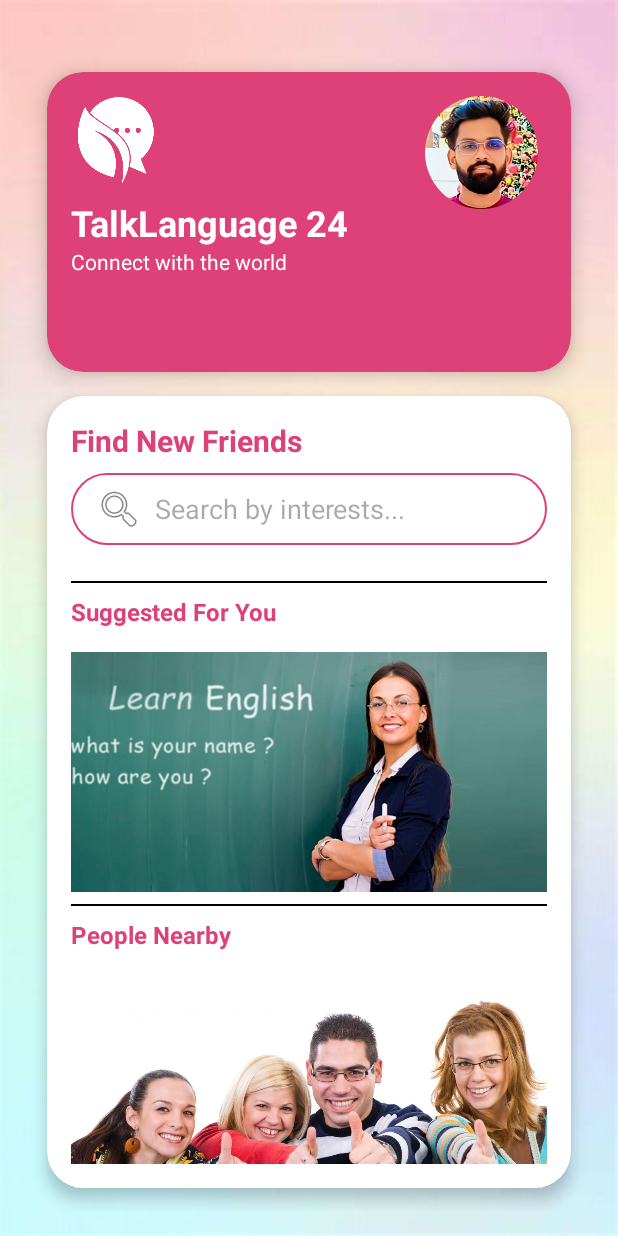
After one commit to pulindu-seniya-silva/Android-studio-UI-design---xml-Kotlin-, an Android app: the Find_friends screen opened directly, with no data from a screen before it, on a phone screen of 412 x 824 dp. The commit adds this screen. Run offline under Robolectric (Android 15) with nearby library versions, the phone set to English and light mode, and no system bars; Roboto replaces fonts that are not available here.

Commit message:
feat(UI) : find_friends ui design

```diff
--- a/app/src/main/AndroidManifest.xml
+++ b/app/src/main/AndroidManifest.xml
@@ -44,6 +44,8 @@
 
         <activity android:name=".Message" />
 
+        <activity android:name=".Find_friends" />
+
 
 
 
--- /dev/null
+++ b/app/src/main/java/com/example/madassignment2/Find_friends.kt
@@ -0,0 +1,13 @@
+package com.example.madassignment2
+
+import android.os.Bundle
+import androidx.appcompat.app.AppCompatActivity
+
+class Find_friends : AppCompatActivity() {
+
+    override fun onCreate(savedInstanceState: Bundle?) {
+        super.onCreate(savedInstanceState)
+        setContentView(R.layout.find_friends)
+
+    }
+}
--- a/app/src/main/java/com/example/madassignment2/Homepage.kt
+++ b/app/src/main/java/com/example/madassignment2/Homepage.kt
@@ -22,6 +22,30 @@ class Homepage : AppCompatActivity() {
             startActivity(intent)
             finish()
         }
+
+        val btnSpeakingPractice = findViewById<ImageView>(R.id.imageView9)
+        btnSpeakingPractice.setOnClickListener {
+            val intent = Intent(this, Speaking_practice::class.java)
+            startActivity(intent)
+        }
+
+        val btnBuyLessons = findViewById<ImageView>(R.id.imageView11)
+        btnBuyLessons.setOnClickListener {
+            val intent = Intent(this, Product::class.java)
+            startActivity(intent)
+        }
+
+        val btnMessage = findViewById<ImageView>(R.id.imageView10)
+        btnMessage.setOnClickListener {
+            val intent = Intent(this, Message::class.java)
+            startActivity(intent)
+        }
+
+        val btnFindFriends = findViewById<ImageView>(R.id.imageView12)
+        btnFindFriends.setOnClickListener {
+            val intent = Intent(this, Find_friends::class.java)
+            startActivity(intent)
+        }
     }
 
 }
--- a/app/src/main/java/com/example/madassignment2/Homepage_after_login.kt
+++ b/app/src/main/java/com/example/madassignment2/Homepage_after_login.kt
@@ -30,5 +30,10 @@ class Homepage_after_login : AppCompatActivity() {
             startActivity(intent)
         }
 
+        val btnFindFriends = findViewById<ImageView>(R.id.imageView12)
+        btnFindFriends.setOnClickListener {
+            val intent = Intent(this, Find_friends::class.java)
+            startActivity(intent)
+        }
     }
 }
--- a/app/src/main/res/layout/activity_on_boarding_screen2.xml
+++ b/app/src/main/res/layout/activity_on_boarding_screen2.xml
@@ -12,6 +12,7 @@
     android:paddingTop="1dp"
     android:paddingEnd="1dp"
     android:paddingRight="1dp"
+    tools:ignore="all"
     android:paddingBottom="1dp"
     tools:context=".onBoardingScreen2">
 
--- a/app/src/main/res/layout/activity_on_boarding_screen3.xml
+++ b/app/src/main/res/layout/activity_on_boarding_screen3.xml
@@ -12,6 +12,7 @@
     android:paddingTop="1dp"
     android:paddingEnd="1dp"
     android:paddingRight="1dp"
+    tools:ignore="all"
     android:paddingBottom="1dp"
     tools:context=".onBoardingScreen3">
 
--- a/app/src/main/res/layout/buy_lessons.xml
+++ b/app/src/main/res/layout/buy_lessons.xml
@@ -3,6 +3,7 @@
     xmlns:app="http://schemas.android.com/apk/res-auto"
     xmlns:tools="http://schemas.android.com/tools"
     android:layout_width="match_parent"
+    tools:ignore="all"
     android:layout_height="match_parent"
     android:fillViewport="true"
     android:background="@drawable/background">
--- /dev/null
+++ b/app/src/main/res/layout/find_friends.xml
@@ -0,0 +1,211 @@
+<?xml version="1.0" encoding="utf-8"?>
+<androidx.constraintlayout.widget.ConstraintLayout
+    xmlns:android="http://schemas.android.com/apk/res/android"
+    xmlns:app="http://schemas.android.com/apk/res-auto"
+    xmlns:tools="http://schemas.android.com/tools"
+    android:id="@+id/main"
+    android:layout_width="match_parent"
+    android:layout_height="match_parent"
+    android:background="@drawable/background"
+    tools:ignore="all"
+    android:padding="16dp"
+    tools:context=".Find_friends">
+
+    <!-- Your original header card (unchanged) -->
+    <androidx.cardview.widget.CardView
+        android:id="@+id/headerCard"
+        android:layout_width="0dp"
+        android:layout_height="200dp"
+        android:layout_marginStart="15dp"
+        android:layout_marginTop="32dp"
+        android:layout_marginEnd="15dp"
+        app:cardBackgroundColor="@color/secondary"
+        app:cardCornerRadius="24dp"
+        app:cardElevation="8dp"
+        app:layout_constraintEnd_toEndOf="parent"
+        app:layout_constraintStart_toStartOf="parent"
+        app:layout_constraintTop_toTopOf="parent">
+
+        <RelativeLayout
+            android:layout_width="match_parent"
+            android:layout_height="match_parent"
+            android:padding="16dp">
+
+            <!-- App Logo and Title -->
+            <LinearLayout
+                android:layout_width="wrap_content"
+                android:layout_height="wrap_content"
+                android:orientation="vertical">
+
+                <ImageView
+                    android:id="@+id/appLogo"
+                    android:layout_width="60dp"
+                    android:layout_height="60dp"
+                    android:src="@drawable/logo"
+                    app:tint="@color/white" />
+
+                <TextView
+                    android:id="@+id/appTitle"
+                    android:layout_width="wrap_content"
+                    android:layout_height="wrap_content"
+                    android:layout_marginTop="8dp"
+                    android:text="@string/app_name"
+                    android:textColor="@color/white"
+                    android:textSize="24sp"
+                    android:textStyle="bold" />
+
+                <TextView
+                    android:id="@+id/appSlogan"
+                    android:layout_width="wrap_content"
+                    android:layout_height="wrap_content"
+                    android:text="@string/app_slogan"
+                    android:textColor="@color/white"
+                    android:textSize="14sp" />
+            </LinearLayout>
+
+            <!-- Decorative Images -->
+            <com.google.android.material.imageview.ShapeableImageView
+                android:id="@+id/profile_image"
+                android:layout_width="75dp"
+                android:layout_height="75dp"
+                android:layout_alignParentEnd="true"
+                android:layout_marginEnd="6dp"
+                android:scaleType="centerCrop"
+                android:src="@drawable/user_pulindu"
+                app:shapeAppearanceOverlay="@style/CircleImage" />
+
+
+        </RelativeLayout>
+    </androidx.cardview.widget.CardView>
+
+    <!-- Main Discovery Card -->
+    <androidx.cardview.widget.CardView
+        android:id="@+id/discoveryCard"
+        android:layout_width="0dp"
+        android:layout_height="0dp"
+        android:layout_marginStart="15dp"
+        android:layout_marginTop="16dp"
+        android:layout_marginEnd="15dp"
+        android:layout_marginBottom="16dp"
+        app:cardBackgroundColor="@color/white"
+        app:cardCornerRadius="24dp"
+        app:cardElevation="6dp"
+        app:layout_constraintBottom_toBottomOf="parent"
+        app:layout_constraintEnd_toEndOf="parent"
+        app:layout_constraintStart_toStartOf="parent"
+        app:layout_constraintTop_toBottomOf="@id/headerCard">
+
+        <LinearLayout
+            android:layout_width="match_parent"
+            android:layout_height="match_parent"
+            android:orientation="vertical"
+            android:padding="16dp">
+
+            <!-- Search Section -->
+            <LinearLayout
+                android:layout_width="match_parent"
+                android:layout_height="wrap_content"
+                android:orientation="vertical"
+                android:paddingBottom="16dp">
+
+                <TextView
+                    android:layout_width="match_parent"
+                    android:layout_height="wrap_content"
+                    android:text="Find New Friends"
+                    android:textColor="@color/secondary"
+                    android:textSize="20sp"
+                    android:textStyle="bold"/>
+
+                <EditText
+                    android:id="@+id/searchFriends"
+                    android:layout_width="match_parent"
+                    android:layout_height="48dp"
+                    android:layout_marginTop="8dp"
+                    android:background="@drawable/search_background"
+                    android:drawableStart="@android:drawable/ic_menu_search"
+                    android:drawablePadding="8dp"
+                    android:hint="Search by interests..."
+                    android:imeOptions="actionSearch"
+                    android:inputType="text"
+                    android:paddingStart="16dp"
+                    android:paddingEnd="16dp"/>
+            </LinearLayout>
+
+            <!-- Divider -->
+            <View
+                android:layout_width="match_parent"
+                android:layout_height="1dp"
+                android:layout_marginVertical="8dp"
+                android:background="@color/black"/>
+
+            <!-- Suggested Friends -->
+            <TextView
+                android:layout_width="match_parent"
+                android:layout_height="wrap_content"
+                android:layout_marginBottom="8dp"
+                android:text="Suggested For You"
+                android:textColor="@color/secondary"
+                android:textSize="16sp"
+                android:textStyle="bold"/>
+
+            <ImageView
+                android:id="@+id/nearbyFriendsImage1"
+                android:layout_width="match_parent"
+                android:layout_height="160dp"
+                android:layout_marginTop="8dp"
+                android:scaleType="centerCrop"
+                android:src="@drawable/english"
+                android:contentDescription="Nearby friends banner"/>
+
+
+            <!-- Divider -->
+            <View
+                android:layout_width="match_parent"
+                android:layout_height="1dp"
+                android:layout_marginVertical="8dp"
+                android:background="@color/black"/>
+
+            <!-- Nearby Friends -->
+            <TextView
+                android:layout_width="match_parent"
+                android:layout_height="wrap_content"
+                android:layout_marginBottom="8dp"
+                android:text="People Nearby"
+                android:textColor="@color/secondary"
+                android:textSize="16sp"
+                android:textStyle="bold"/>
+
+            <ImageView
+                android:id="@+id/nearbyFriendsImage"
+                android:layout_width="match_parent"
+                android:src="@drawable/peoples"
+                android:layout_height="160dp"
+                android:layout_marginTop="8dp"
+                android:scaleType="centerCrop"
+
+                android:contentDescription="Nearby friends banner"/>
+
+
+            <!-- Explore Interests -->
+            <TextView
+                android:layout_width="match_parent"
+                android:layout_height="wrap_content"
+                android:layout_marginTop="8dp"
+                android:layout_marginBottom="8dp"
+                android:text="Explore Interests"
+                android:textColor="@color/secondary"
+                android:textSize="16sp"
+                android:textStyle="bold"/>
+
+            <GridLayout
+                android:layout_width="match_parent"
+                android:layout_height="wrap_content"
+                android:columnCount="2"
+                android:rowCount="2">
+
+                <!-- Add 3 more interest cards similarly -->
+            </GridLayout>
+
+        </LinearLayout>
+    </androidx.cardview.widget.CardView>
+</androidx.constraintlayout.widget.ConstraintLayout>
--- a/app/src/main/res/layout/login.xml
+++ b/app/src/main/res/layout/login.xml
@@ -73,6 +73,7 @@
                 android:layout_width="80dp"
                 android:layout_height="80dp"
                 android:layout_alignParentEnd="true"
+                tools:ignore="all"
                 android:layout_marginEnd="16dp"
                 android:contentDescription="Decorative image"
                 android:src="@drawable/img_2" />
--- a/app/src/main/res/layout/message.xml
+++ b/app/src/main/res/layout/message.xml
@@ -68,14 +68,16 @@
             </LinearLayout>
 
             <!-- Decorative Images -->
-            <ImageView
-                android:id="@+id/decorativeImage1"
-                android:layout_width="80dp"
-                android:layout_height="80dp"
+            <com.google.android.material.imageview.ShapeableImageView
+                android:id="@+id/profile_image"
+                android:layout_width="75dp"
+                android:layout_height="75dp"
                 android:layout_alignParentEnd="true"
-                android:layout_marginEnd="16dp"
-                android:contentDescription="Decorative image"
-                android:src="@drawable/img_2" />
+                android:layout_marginEnd="6dp"
+                android:scaleType="centerCrop"
+                android:src="@drawable/user_pulindu"
+                app:shapeAppearanceOverlay="@style/CircleImage" />
+
 
         </RelativeLayout>
     </androidx.cardview.widget.CardView>
--- a/app/src/main/res/layout/speaking_practice.xml
+++ b/app/src/main/res/layout/speaking_practice.xml
@@ -5,6 +5,7 @@
     android:layout_width="match_parent"
     android:layout_height="match_parent"
     android:fillViewport="true"
+    tools:ignore="all"
     android:background="@drawable/background">
 
     <androidx.constraintlayout.widget.ConstraintLayout
--- a/app/src/main/res/values/colors.xml
+++ b/app/src/main/res/values/colors.xml
@@ -1,12 +1,8 @@
 <?xml version="1.0" encoding="utf-8"?>
 <resources>
 
-
-
-
     <color name="google">#DB4437</color>  <!-- Google Red -->
     <color name="facebook">#1877F2</color>  <!-- Facebook Blue -->
-
     <color name="white_primary">#FFFFFFFF</color>
     <color name="black">#FF000000</color>
     <color name="white">#FFFFFFFF</color>
@@ -14,5 +10,4 @@
     <color name="Accent">#3F51B5</color>
   <!--  <color name="Accent">#8B0000</color> -->
 
-
 </resources>
```
Also changed, not shown: app/src/main/res/drawable/english.jpg (added), app/src/main/res/drawable/peoples.jpg (added).
